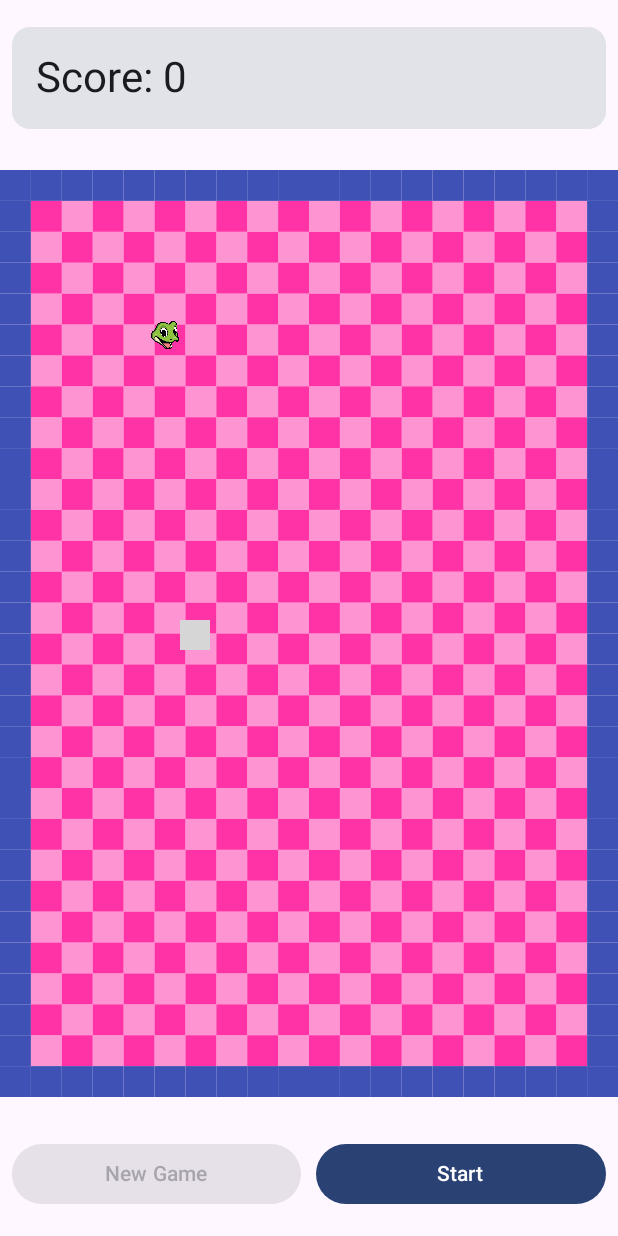
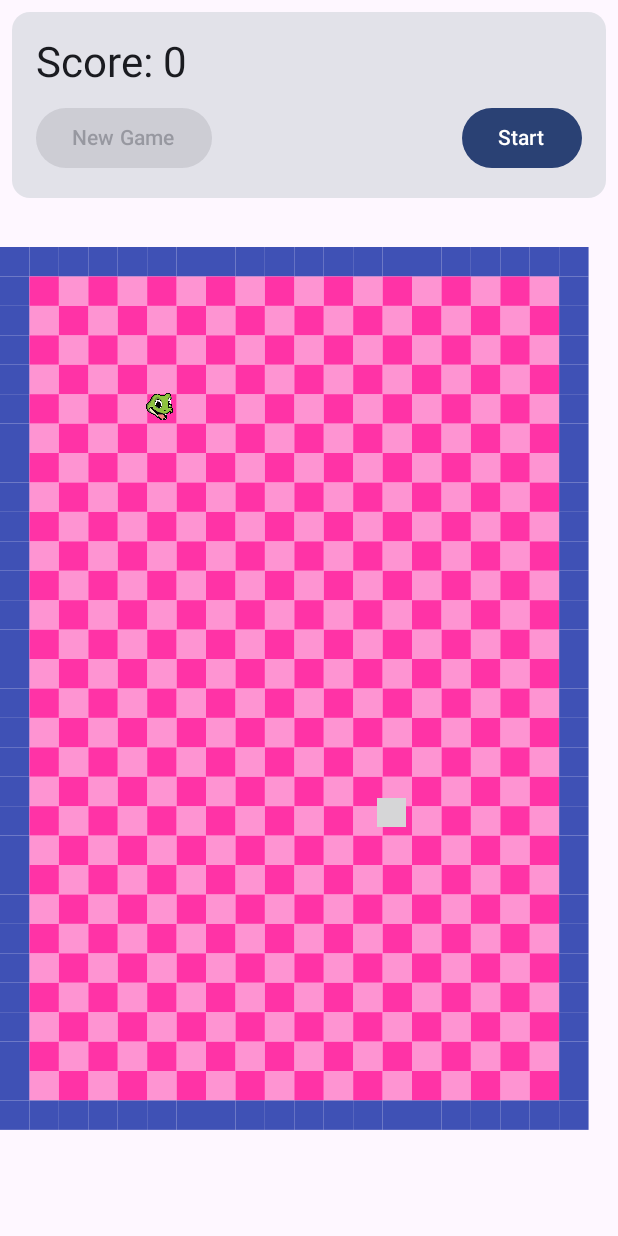
Before and after one commit to sakidpilot/OPSC7312_NoBrainer, an Android app built with Jetpack Compose: the snake_game screen opened directly, with no data from a screen before it, on a phone screen of 412 x 824 dp. Run offline under Robolectric (Android 15) with nearby library versions, the light colour scheme and no system bars.

Commit message:
Updated UI, Game

```diff
--- a/app/src/main/java/com/example/st_nobrainerquizapp/otherGames/SnakeGameScreen.kt
+++ b/app/src/main/java/com/example/st_nobrainerquizapp/otherGames/SnakeGameScreen.kt
@@ -40,28 +40,132 @@ fun SnakeGameScreen(
         Direction.DOWN -> ImageBitmap.imageResource(id = R.drawable.img_snake_head4)
     }
 
+    fun DrawScope.drawGameBoard(
+        cellSize: Float,
+        cellColor: Color,
+        borderCellColor: Color,
+        gridWidth: Int,
+        gridHeight: Int
+    ) {
+        for (i in 0 until gridWidth) {
+            for (j in 0 until gridHeight) {
+                val isBorderCell = i == 0 || j == 0 || i == gridWidth - 1 || j == gridHeight - 1
+                drawRect(
+                    color = if (isBorderCell) borderCellColor
+                    else if ((i + j) % 2 == 0) cellColor
+                    else cellColor.copy(alpha = 0.5f),
+                    topLeft = Offset(x = i * cellSize, y = j * cellSize),
+                    size = Size(cellSize, cellSize)
+                )
+            }
+        }
+    }
+
+    fun DrawScope.drawFood(
+        foodImage: ImageBitmap,
+        cellSize: Int,
+        coordinate: Coordinate
+    ) {
+        drawImage(
+            image = foodImage,
+            dstOffset = IntOffset(
+                x = (coordinate.x * cellSize),
+                y = (coordinate.y * cellSize)
+            ),
+            dstSize = IntSize(cellSize, cellSize)
+        )
+    }
+
+    fun DrawScope.drawSnake(
+        snakeHeadImage: ImageBitmap,
+        cellSize: Float,
+        snake: List<Coordinate>
+    ) {
+        val cellSizeInt = cellSize.toInt()
+        snake.forEachIndexed { index, coordinate ->
+            val radius = if (index == snake.lastIndex) cellSize / 2.5f else cellSize / 2
+            if (index == 0) {
+                drawImage(
+                    image = snakeHeadImage,
+                    dstOffset = IntOffset(
+                        x = (coordinate.x * cellSizeInt),
+                        y = (coordinate.y * cellSizeInt)
+                    ),
+                    dstSize = IntSize(cellSizeInt, cellSizeInt)
+                )
+            } else {
+                drawCircle(
+                    color = Citrine,
+                    center = Offset(
+                        x = (coordinate.x * cellSize) + radius,
+                        y = (coordinate.y * cellSize) + radius
+                    ),
+                    radius = radius
+                )
+            }
+        }
+    }
+
     Box(
         modifier = Modifier.fillMaxSize(),
         contentAlignment = Alignment.Center
     ) {
         Column(
             modifier = Modifier.fillMaxSize(),
-            verticalArrangement = Arrangement.SpaceAround
+            verticalArrangement = Arrangement.Top
         ) {
+            // Score and buttons at the top
             Card(
                 modifier = Modifier
                     .padding(8.dp)
                     .fillMaxWidth()
             ) {
-                Text(
-                    modifier = Modifier.padding(16.dp),
-                    text = "Score: ${state.snake.size - 1}",
-                    style = MaterialTheme.typography.headlineMedium
-                )
+                Column(
+                    modifier = Modifier.padding(16.dp)
+                ) {
+                    Text(
+                        text = "Score: ${state.snake.size - 1}",
+                        style = MaterialTheme.typography.headlineMedium
+                    )
+
+                    Spacer(modifier = Modifier.height(8.dp))
+
+                    Row(
+                        modifier = Modifier.fillMaxWidth(),
+                        horizontalArrangement = Arrangement.SpaceBetween
+                    ) {
+                        Button(
+                            onClick = { onEvent(SnakeGameEvent.ResetGame) },
+                            enabled = state.gameState == GameState.PAUSED || state.isGameOver
+                        ) {
+                            Text(text = if (state.isGameOver) "Reset" else "New Game")
+                        }
+                        Button(
+                            onClick = {
+                                when (state.gameState) {
+                                    GameState.IDLE, GameState.PAUSED -> onEvent(SnakeGameEvent.StartGame)
+                                    GameState.STARTED -> onEvent(SnakeGameEvent.PauseGame)
+                                }
+                            },
+                            enabled = !state.isGameOver
+                        ) {
+                            Text(
+                                text = when (state.gameState) {
+                                    GameState.IDLE -> "Start"
+                                    GameState.STARTED -> "Pause"
+                                    GameState.PAUSED -> "Resume"
+                                }
+                            )
+                        }
+                    }
+                }
             }
+
+            // Game canvas
             Canvas(
                 modifier = Modifier
                     .fillMaxWidth()
+                    .weight(1f)
                     .aspectRatio(ratio = 2 / 3f)
                     .pointerInput(state.gameState) {
                         if (state.gameState != GameState.STARTED) {
@@ -72,7 +176,7 @@ fun SnakeGameScreen(
                         }
                     }
             ) {
-                val cellSize = size.width / 20
+                val cellSize = size.width / 21
                 drawGameBoard(
                     cellSize = cellSize,
                     cellColor = Custard,
@@ -91,40 +195,14 @@ fun SnakeGameScreen(
                     snake = state.snake
                 )
             }
-            Row(
-                modifier = Modifier
-                    .padding(8.dp)
-                    .fillMaxWidth()
-            ) {
-                Button(
-                    modifier = Modifier.weight(1f),
-                    onClick = { onEvent(SnakeGameEvent.ResetGame) },
-                    enabled = state.gameState == GameState.PAUSED || state.isGameOver
-                ) {
-                    Text(text = if (state.isGameOver) "Reset" else "New Game")
-                }
-                Spacer(modifier = Modifier.width(10.dp))
-                Button(
-                    modifier = Modifier.weight(1f),
-                    onClick = {
-                        when (state.gameState) {
-                            GameState.IDLE, GameState.PAUSED -> onEvent(SnakeGameEvent.StartGame)
-                            GameState.STARTED -> onEvent(SnakeGameEvent.PauseGame)
-                        }
-                    },
-                    enabled = !state.isGameOver
-                ) {
-                    Text(
-                        text = when (state.gameState) {
-                            GameState.IDLE -> "Start"
-                            GameState.STARTED -> "Pause"
-                            GameState.PAUSED -> "Resume"
-                        }
-                    )
-                }
-            }
+
+            Spacer(modifier = Modifier.height(16.dp))
         }
-        AnimatedVisibility(visible = state.isGameOver) {
+
+        AnimatedVisibility(
+            visible = state.isGameOver,
+            modifier = Modifier.align(Alignment.Center)
+        ) {
             Column(
                 horizontalAlignment = Alignment.CenterHorizontally
             ) {
@@ -152,69 +230,3 @@ fun SnakeGameScreen(
         }
     }
 }
-
-private fun DrawScope.drawGameBoard(
-    cellSize: Float,
-    cellColor: Color,
-    borderCellColor: Color,
-    gridWidth: Int,
-    gridHeight: Int
-){
-    for (i in 0 until  gridWidth){
-        for (j in 0 until gridHeight){
-            val isBorderCell = i == 0 || j == 0|| i == gridWidth - 1 ||j == gridHeight -1
-            drawRect(
-                    color = if (isBorderCell) borderCellColor
-                else if ((i + j) % 2 == 0) cellColor
-                else cellColor.copy(alpha = 0.5f),
-                    topLeft = Offset( x = i * cellSize, y = j * cellSize),
-                    size = Size(cellSize, cellSize)
-                    )
-        }
-    }
-}
-
-private fun DrawScope.drawFood(
-    foodImage: ImageBitmap,
-    cellSize: Int,
-    coordinate: Coordinate
-){
-    drawImage(
-        image = foodImage,
-        dstOffset = IntOffset(
-            x = (coordinate.x * cellSize),
-            y = (coordinate.y * cellSize)
-        ),
-        dstSize = IntSize(cellSize, cellSize)
-    )
-}
-
-private fun DrawScope.drawSnake(
-    snakeHeadImage: ImageBitmap,
-    cellSize: Float,
-    snake: List<Coordinate>
-) {
-    val cellSizeInt = cellSize.toInt()
-    snake.forEachIndexed { index, coordinate ->
-        val radius = if (index == snake.lastIndex) cellSize / 2.5f else cellSize / 2
-        if (index == 0) {
-            drawImage(
-                image = snakeHeadImage,
-                dstOffset = IntOffset(
-                    x = (coordinate.x * cellSizeInt),
-                    y = (coordinate.y * cellSizeInt)
-                ),
-                dstSize = IntSize(cellSizeInt, cellSizeInt)
-            )
-        } else {
-            drawCircle(
-                color = Citrine,
-                center = Offset(
-                    x = (coordinate.x * cellSize) + radius,
-                    y = (coordinate.y * cellSize) + radius
-                ),
-                radius = radius
-            )
-        }
-    }
-}
--- a/app/src/main/res/layout/activity_own_quiz.xml
+++ b/app/src/main/res/layout/activity_own_quiz.xml
@@ -45,11 +45,11 @@
                     android:id="@+id/edit_quiz_title"
                     android:layout_width="match_parent"
                     android:layout_height="wrap_content"
-                    android:hint="Enter your question"
                     android:background="@drawable/edit_text_background"
+                    android:hint="Enter your quiz category/title"
                     android:inputType="text"
-                    android:textSize="16sp"
-                    android:padding="10dp" />
+                    android:padding="10dp"
+                    android:textSize="16sp" />
             </com.google.android.material.textfield.TextInputLayout>
 
 
--- a/app/src/main/res/layout/activity_snake_game.xml
+++ b/app/src/main/res/layout/activity_snake_game.xml
@@ -1,10 +1,11 @@
 <?xml version="1.0" encoding="utf-8"?>
-<androidx.constraintlayout.widget.ConstraintLayout xmlns:android="http://schemas.android.com/apk/res/android"
+<androidx.constraintlayout.widget.ConstraintLayout
+    xmlns:android="http://schemas.android.com/apk/res/android"
     xmlns:app="http://schemas.android.com/apk/res-auto"
     xmlns:tools="http://schemas.android.com/tools"
     android:id="@+id/main"
     android:layout_width="match_parent"
-    android:layout_height="wrap_content"
+    android:layout_height="match_parent"
     tools:context=".otherGames.snake_game">
 
 </androidx.constraintlayout.widget.ConstraintLayout>
```
Also changed, not shown: app/src/main/java/com/example/st_nobrainerquizapp/ActivitySettings.kt (+9 -3 lines), app/src/main/java/com/example/st_nobrainerquizapp/OwnQuiz/MyQuiz.kt (+32 -0 lines), app/src/main/java/com/example/st_nobrainerquizapp/otherGames/OtherGamesActivity.kt (+32 -0 lines), app/src/main/res/layout/activity_my_quiz.xml (+17 -1 lines), app/src/main/res/layout/activity_other_games.xml (+14 -1 lines), app/src/main/res/layout/activity_settings.xml (+4 -4 lines).
